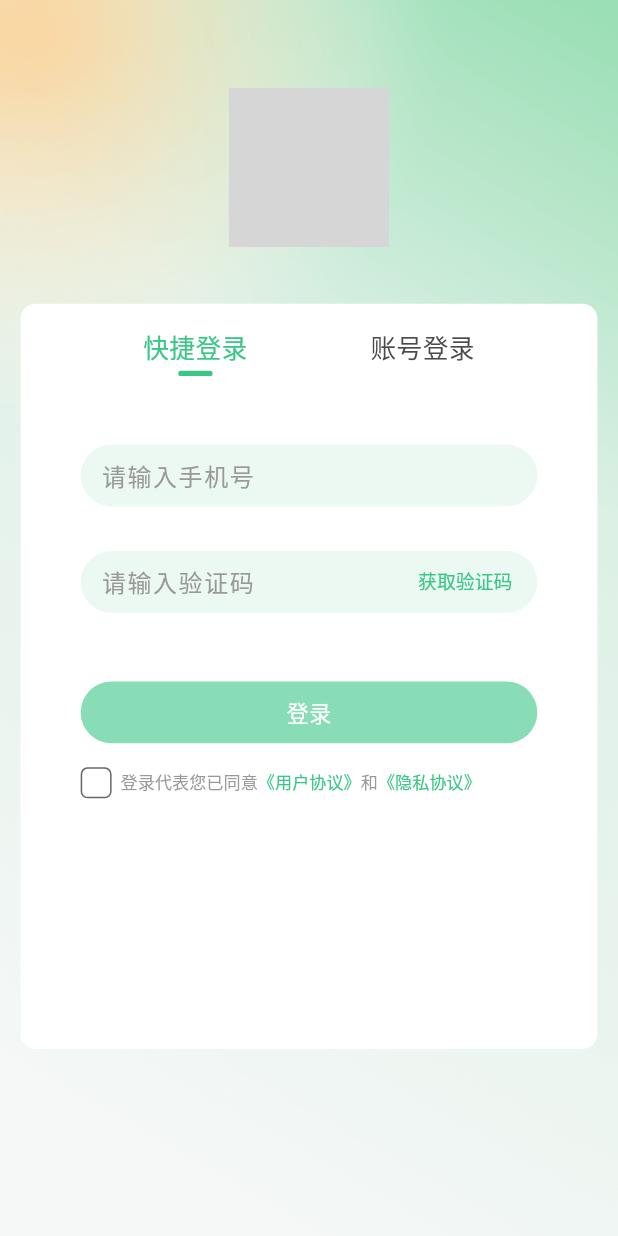
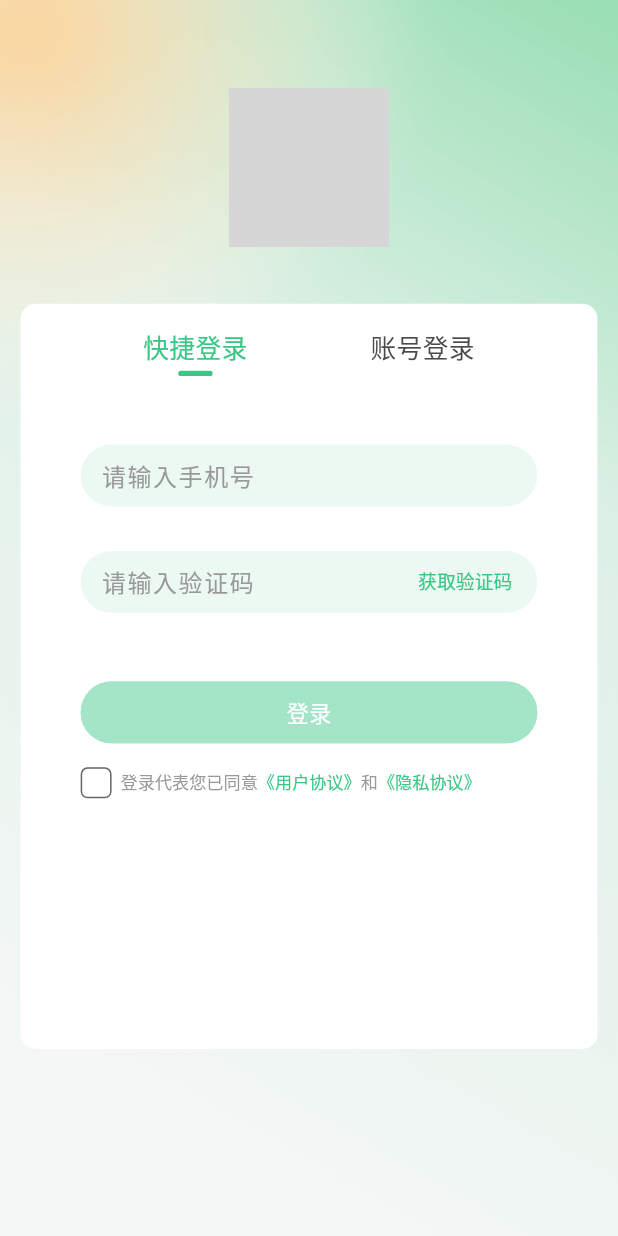
Before and after one commit to shenxuxiang/flutter-app, a Flutter app: the screen it shows after launch, swiped to page 5, on a phone screen of 412 x 824 dp. Run offline on Flutter 3.47's test engine with Material 3 defaults, Android fonts, the phone set to English and light mode, and no system bars; our stand-ins replace cached_network_image, camera, card_swiper, dio, easy_refresh, flutter_dotenv and 13 more; missing offline and left inert: flutter_background_service, flutter_quill, gaimon, image_gallery_saver_plus, lpinyin, omni_datetime_picker; accounts and stored records are empty; Roboto replaces fonts that are missing (SiYuan); statements that could not run were skipped; grey boxes are pictures that could not be loaded.

Commit message:
feat: 修改组件

```diff
--- a/lib/components/button_widget.dart
+++ b/lib/components/button_widget.dart
@@ -1,17 +1,48 @@
 import 'package:flutter/material.dart';
 import 'package:flutter_screenutil/flutter_screenutil.dart';
 import 'package:qm_agricultural_machinery_services/utils/user_tap_feedback.dart';
+import 'package:qm_agricultural_machinery_services/utils/utils.dart';
+
+enum ButtonMode { primary, danger, normal }
+
+class _ButtonModeColor {
+  final Color color;
+  final Color bgColor;
+  final Color borderColor;
+  final Color overlayColor;
+
+  const _ButtonModeColor({
+    required this.color,
+    required this.bgColor,
+    required this.borderColor,
+    required this.overlayColor,
+  });
+}
+
+const _defaultMode = _ButtonModeColor(
+  bgColor: Colors.white,
+  color: Color(0xFF4A4A4A),
+  borderColor: Color(0xFF666666),
+  overlayColor: Color(0xFF000000),
+);
+
+const _dangerMode = _ButtonModeColor(
+  color: Color(0xFFFF4D4F),
+  bgColor: Color(0xFFFF4D4F),
+  borderColor: Color(0xFFFF4D4F),
+  overlayColor: Color(0xFFFF4D4F),
+);
 
 class ButtonWidget extends StatelessWidget {
   final VoidCallback? onTap;
   final bool enableFeedback;
+  final ButtonMode type;
   final double? height;
   final double? width;
   final bool disabled;
   final Widget? child;
   final double radius;
   final String? text;
-  final String type;
   final bool ghost;
 
   ButtonWidget({
@@ -23,9 +54,9 @@ class ButtonWidget extends StatelessWidget {
     this.height,
     this.radius = 4,
     this.ghost = false,
-    this.type = 'primary',
     this.disabled = false,
     this.enableFeedback = true,
+    this.type = ButtonMode.primary,
   }) : assert(() {
          if (text != null && child != null) {
            return false;
@@ -34,7 +65,7 @@ class ButtonWidget extends StatelessWidget {
          }
        }());
 
-  void handleTap() {
+  void _handleTap() {
     if (disabled) return;
     if (enableFeedback) UserTapFeedback.selection();
     if (onTap is Function) onTap!();
@@ -44,25 +75,35 @@ class ButtonWidget extends StatelessWidget {
   Widget build(BuildContext context) {
     ThemeData themeData = Theme.of(context);
 
-    if (ghost) {
-      return SizedBox(
+    return Container(
+      height: height ?? 36.w,
       width: width ?? double.infinity,
-        height: height ?? 36.w,
-        child: OutlinedButton(
-          onPressed: handleTap,
+      foregroundDecoration: BoxDecoration(
+        color: disabled ? Colors.white54 : Colors.transparent,
+        borderRadius: BorderRadius.all(Radius.circular(radius)),
+      ),
+      child:
+          ghost
+              ? OutlinedButton(
+                onPressed: _handleTap,
                 style: OutlinedButton.styleFrom(
                   elevation: 0,
                   padding: EdgeInsets.zero,
                   shadowColor: Colors.transparent,
                   shape: RoundedRectangleBorder(borderRadius: BorderRadius.circular(radius)),
-            overlayColor: disabled ? Colors.transparent : themeData.primaryColorDark,
+                  overlayColor:
+                      type == ButtonMode.primary
+                          ? themeData.primaryColorDark
+                          : type == ButtonMode.danger
+                          ? _dangerMode.overlayColor
+                          : _defaultMode.overlayColor,
                   side: BorderSide(
                     color:
-                  disabled
-                      ? const Color(0xFFCCCCCC)
-                      : type == 'default'
-                      ? const Color(0xFF666666)
-                      : themeData.primaryColor,
+                        type == ButtonMode.primary
+                            ? themeData.primaryColor
+                            : type == ButtonMode.danger
+                            ? _dangerMode.borderColor
+                            : _defaultMode.borderColor,
                   ),
                 ),
                 child:
@@ -75,28 +116,23 @@ class ButtonWidget extends StatelessWidget {
                         fontSize: 13.sp,
                         fontWeight: FontWeight.normal,
                         color:
-                      disabled
-                          ? const Color(0xFF999999)
-                          : type == 'default'
-                          ? const Color(0xFF4A4A4A)
-                          : themeData.primaryColor,
+                            type == ButtonMode.primary
+                                ? themeData.primaryColor
+                                : type == ButtonMode.danger
+                                ? _dangerMode.color
+                                : _defaultMode.color,
                       ),
                     ),
-        ),
-      );
-    } else {
-      return SizedBox(
-        width: width ?? double.infinity,
-        height: height ?? 36.w,
-        child: ElevatedButton(
-          onPressed: handleTap,
+              )
+              : ElevatedButton(
+                onPressed: _handleTap,
                 style: ElevatedButton.styleFrom(
                   elevation: 0,
                   padding: EdgeInsets.zero,
                   shadowColor: Colors.transparent,
-            overlayColor: disabled ? Colors.transparent : themeData.primaryColorDark,
+                  overlayColor: const Color(0xFF000000),
                   shape: RoundedRectangleBorder(borderRadius: BorderRadius.circular(radius)),
-            backgroundColor: disabled ? themeData.disabledColor : themeData.primaryColor,
+                  backgroundColor: type == 'danger' ? _dangerMode.bgColor : themeData.primaryColor,
                 ),
                 child:
                     child ??
@@ -114,4 +150,3 @@ class ButtonWidget extends StatelessWidget {
     );
   }
 }
-}
--- a/lib/components/drawer.dart
+++ b/lib/components/drawer.dart
@@ -2,7 +2,6 @@ import 'package:flutter/material.dart';
 import 'package:flutter_screenutil/flutter_screenutil.dart';
 import 'package:qm_agricultural_machinery_services/common/qm_icons.dart';
 import 'package:qm_agricultural_machinery_services/components/button_widget.dart';
-import 'package:qm_agricultural_machinery_services/utils/user_tap_feedback.dart';
 
 class DrawerWidget extends StatelessWidget {
   final String title;
@@ -86,7 +85,7 @@ class DrawerWidget extends StatelessWidget {
                       radius: 18.w,
                       ghost: true,
                       text: '重置',
-                      type: 'default',
+                      type: ButtonMode.normal,
                       onTap: () {
                         if (onReset is Function) onReset!();
                         handleClose(context);
```
Lines whose indentation alone changed are shown as unchanged.
